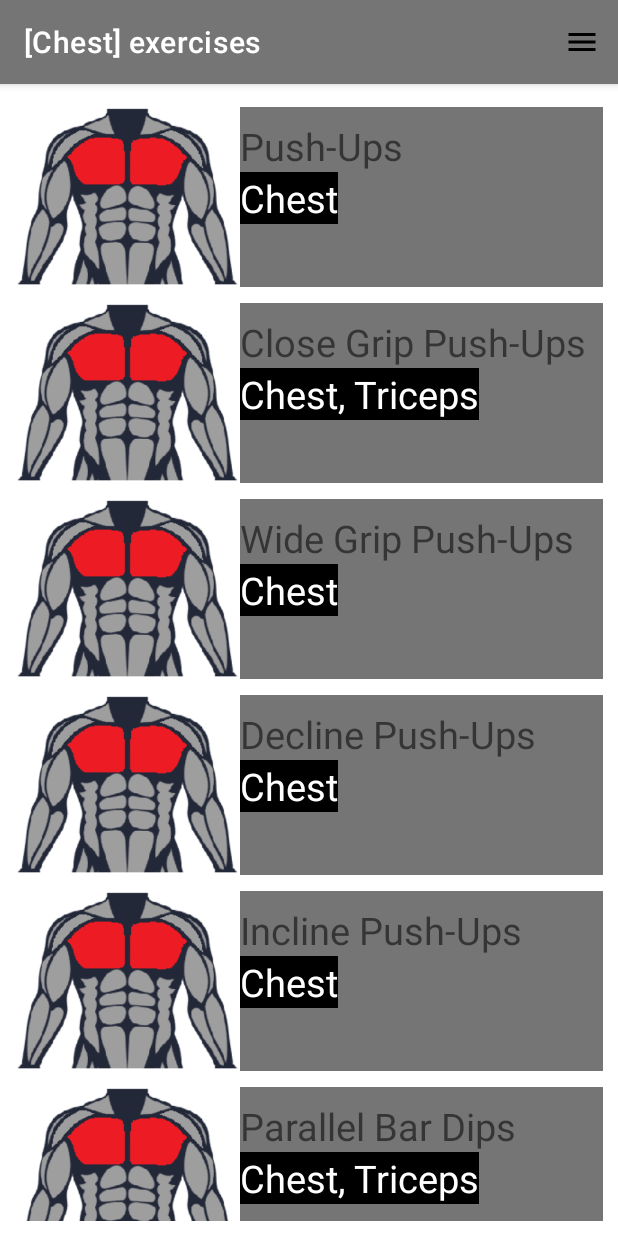
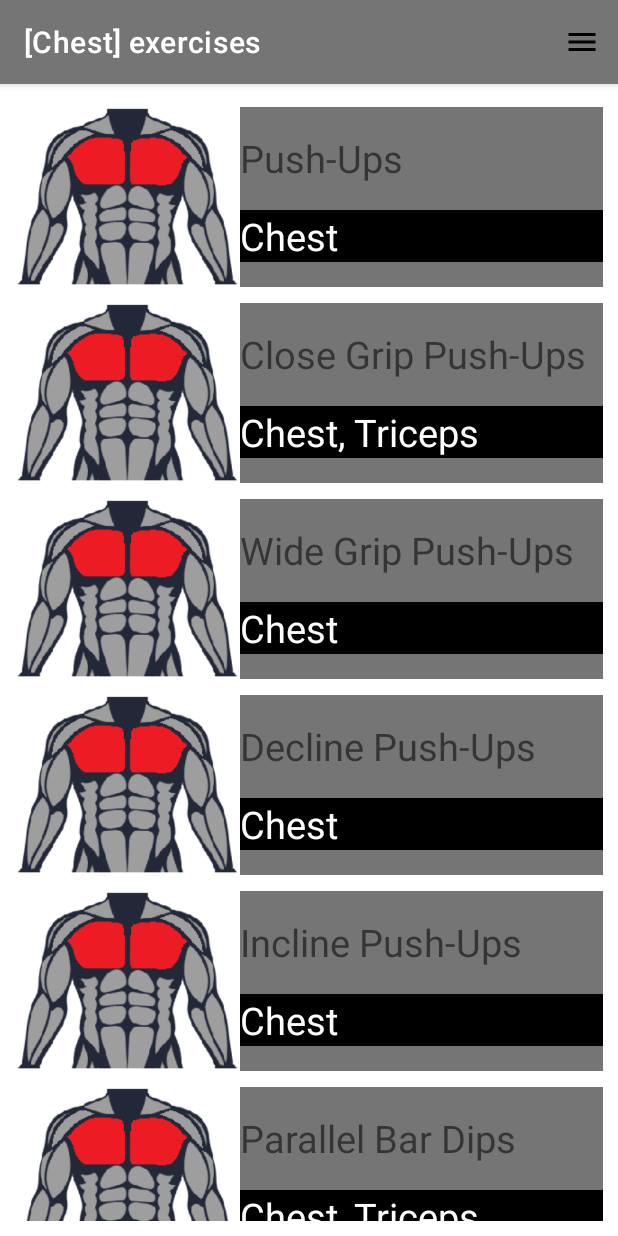
Before and after one commit to srdjankarlo/FitnessApp, an Android app: the screen it shows after launch (ExercisesActivity_0_0), after a tap on "Chest", on a phone screen of 412 x 824 dp. Run offline under Robolectric (Android 15) with nearby library versions, the phone set to English and light mode, and no system bars; our stand-ins replace Room's generated code.

Commit message:
text new line in muscle_group_item.xml

```diff
--- a/app/src/main/java/com/example/fitapp/ExercisesRepository.java
+++ b/app/src/main/java/com/example/fitapp/ExercisesRepository.java
@@ -170,7 +170,7 @@ public class ExercisesRepository {
                 exercisesDao.insert(new ExercisesItem(R.drawable.abs, "Parallel Bar Leg Raises", Arrays.asList("Abs")));
 
                 exercisesDao.insert(new ExercisesItem(R.drawable.quads, "Leg Extensions", Arrays.asList("Quads")));
-                exercisesDao.insert(new ExercisesItem(R.drawable.quads, "Squats", Arrays.asList("Quads", "Glutes")));
+                exercisesDao.insert(new ExercisesItem(R.drawable.quads, "Squats", Arrays.asList("Quads", "Glutes", "Hamstrings")));
                 exercisesDao.insert(new ExercisesItem(R.drawable.quads, "Dumbbell Squats", Arrays.asList("Quads", "Glutes")));
                 exercisesDao.insert(new ExercisesItem(R.drawable.quads, "Barbell Squats", Arrays.asList("Quads", "Glutes")));
                 exercisesDao.insert(new ExercisesItem(R.drawable.quads, "Lunges", Arrays.asList("Quads")));
--- a/app/src/main/res/layout/muscle_group_item.xml
+++ b/app/src/main/res/layout/muscle_group_item.xml
@@ -28,22 +28,23 @@
 
     <TextView
         android:id="@+id/mu_group_it_TextView1"
-        android:layout_width="wrap_content"
+        android:layout_width="0dp"
         android:layout_height="wrap_content"
+        android:breakStrategy="simple"
         android:text="Exercise Name"
         android:textAlignment="viewStart"
         android:textSize="25sp"
-        app:layout_constraintBottom_toTopOf="@+id/mu_group_it_divider2"
+        app:layout_constraintBottom_toTopOf="@+id/mu_group_it_TextViewCategories"
         app:layout_constraintEnd_toEndOf="parent"
         app:layout_constraintHorizontal_bias="0.0"
         app:layout_constraintStart_toEndOf="@+id/mu_group_it_ImageView1"
-        app:layout_constraintTop_toBottomOf="@+id/mu_group_it_divider1"
-        app:layout_constraintVertical_bias="0.1" />
+        app:layout_constraintTop_toBottomOf="@+id/mu_group_it_divider1" />
 
     <TextView
         android:id="@+id/mu_group_it_TextViewCategories"
-        android:layout_width="wrap_content"
+        android:layout_width="0dp"
         android:layout_height="wrap_content"
+        android:breakStrategy="simple"
         android:text="Categories"
         android:textAlignment="viewStart"
         android:textSize="25sp"
@@ -52,9 +53,7 @@
         app:layout_constraintBottom_toTopOf="@+id/mu_group_it_divider2"
         app:layout_constraintEnd_toEndOf="parent"
         app:layout_constraintStart_toEndOf="@+id/mu_group_it_ImageView1"
-        app:layout_constraintTop_toBottomOf="@+id/mu_group_it_TextView1"
-        app:layout_constraintHorizontal_bias="0.0"
-        app:layout_constraintVertical_bias="0.0"/>
+        app:layout_constraintTop_toBottomOf="@+id/mu_group_it_TextView1" />
 
     <View
         android:id="@+id/mu_group_it_divider2"
```
